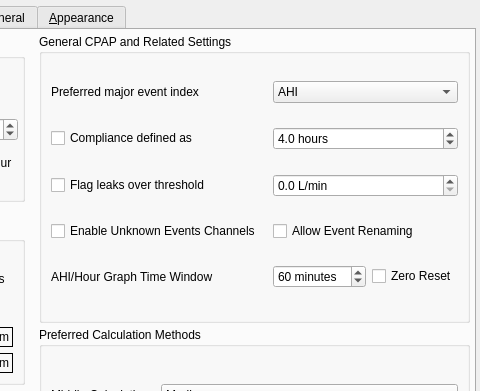
Before: the Qt Designer form sleepyhead/preferencesdialog.ui in sbonaime/sleepyhead-code., drawn with Qt 5; both pictures show x 367 to 847 and y 0 to 391 of the 847 by 656 pixel window.
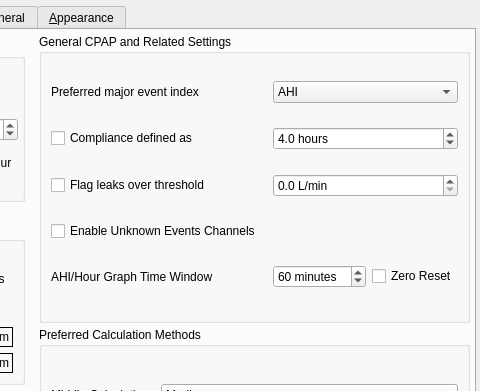
After: the same form once the commit is applied. The open tabs and pages were chosen to show the change. Icons and pictures are not drawn.

The edit to the form file:
```diff
--- a/sleepyhead/preferencesdialog.ui
+++ b/sleepyhead/preferencesdialog.ui
@@ -1244,13 +1244,6 @@
               </item>
              </widget>
             </item>
-            <item row="3" column="2" colspan="2">
-             <widget class="QCheckBox" name="allowEventRenaming">
-              <property name="text">
-               <string>Allow Event Renaming</string>
-              </property>
-             </widget>
-            </item>
            </layout>
           </widget>
          </item>
```
Left out of the diff: 2 changed lines with no effect on the pictures.
